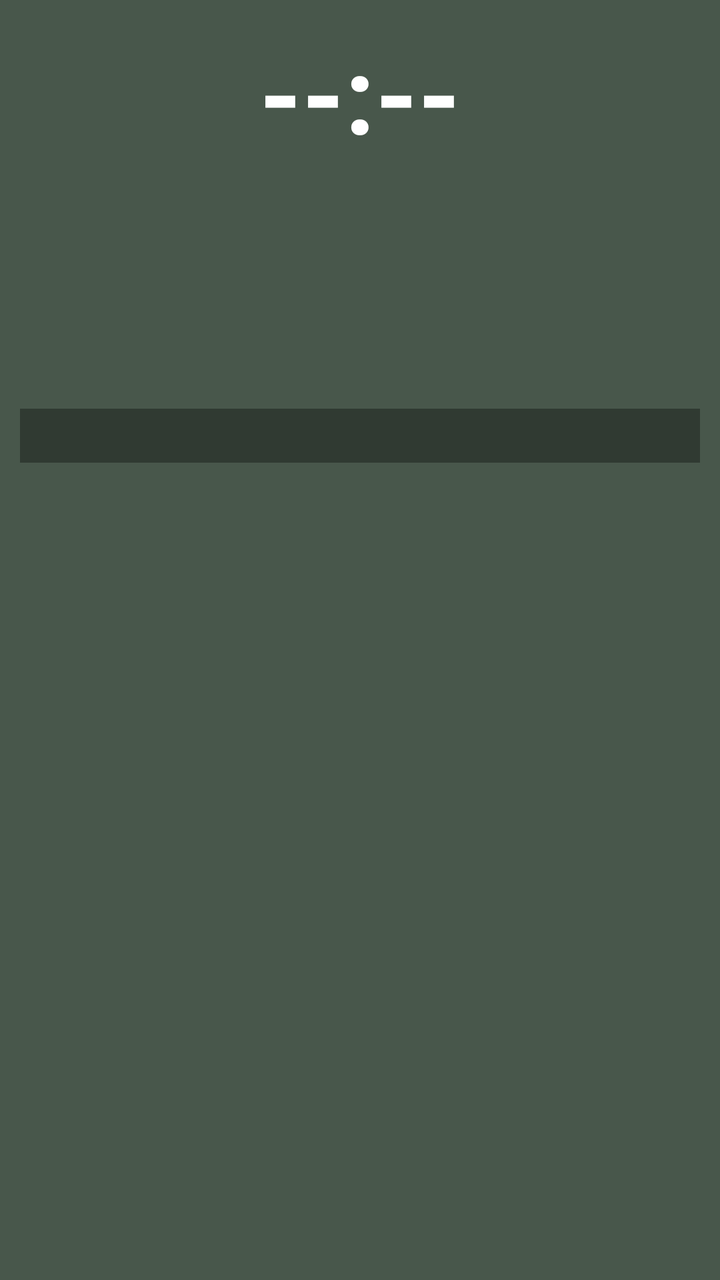
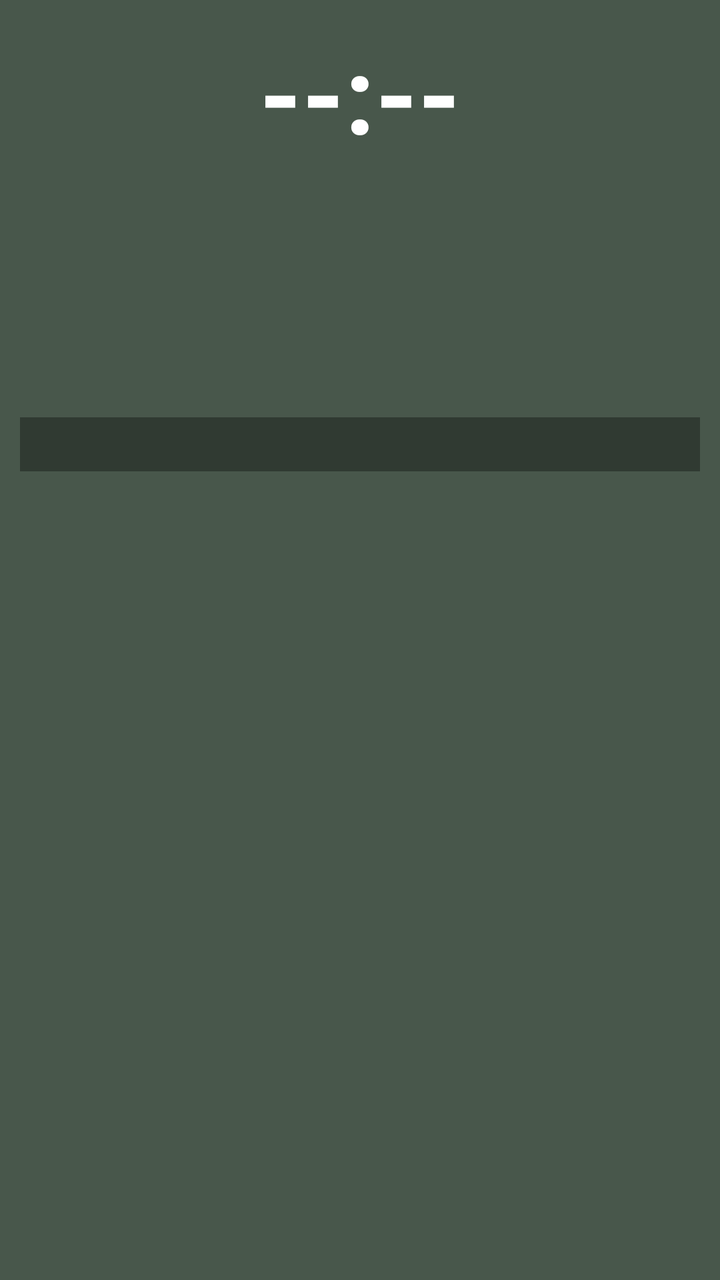

Before-and-after screenshots of an Android layout around one commit, followed by the original layout XML and the change that was made.
<!-- AndroidManifest.xml: fallback theme Theme.MaterialComponents.DayNight.NoActionBar -->
<!-- res/layout/prayer_widget_layout.xml -->
<?xml version="1.0" encoding="utf-8"?>
<LinearLayout xmlns:android="http://schemas.android.com/apk/res/android"
    android:layout_width="match_parent"
    android:layout_height="match_parent"
    android:orientation="vertical"
    android:background="@drawable/widget_background"
    android:padding="10dp">

    
    <TextView
        android:id="@+id/widget_time"
        android:layout_width="match_parent"
        android:layout_height="wrap_content"
        android:text="--:--"
        android:textColor="#FFFFFF"
        android:textSize="54sp"
        android:textStyle="bold"
        android:gravity="center" />

    
    <LinearLayout
        android:layout_width="match_parent"
        android:layout_height="wrap_content"
        android:orientation="horizontal"
        android:gravity="center_vertical">

        <TextView
            android:id="@+id/widget_day"
            android:layout_width="0dp"
            android:layout_height="wrap_content"
            android:layout_weight="1"
            android:text=""
            android:textColor="#FFFFFF"
            android:textSize="22sp"
            android:textStyle="bold" />

        <TextView
            android:id="@+id/widget_weather"
            android:layout_width="0dp"
            android:layout_height="wrap_content"
            android:layout_weight="1"
            android:text=""
            android:textColor="#80DEEA"
            android:textSize="13sp"
            android:textStyle="bold"
            android:gravity="end"
            android:singleLine="true"
            android:ellipsize="start" />

    </LinearLayout>

    
    <LinearLayout
        android:layout_width="match_parent"
        android:layout_height="wrap_content"
        android:layout_marginTop="6dp"
        android:orientation="horizontal">

        
        <LinearLayout
            android:layout_width="0dp"
            android:layout_height="wrap_content"
            android:layout_weight="1"
            android:orientation="vertical">

            <TextView
                android:id="@+id/widget_gregorian"
                android:layout_width="wrap_content"
                android:layout_height="wrap_content"
                android:text=""
                android:textColor="#E0E0E0"
                android:textSize="15sp"
                android:textStyle="bold" />

            <TextView
                android:id="@+id/widget_hijri"
                android:layout_width="wrap_content"
                android:layout_height="wrap_content"
                android:layout_marginTop="3dp"
                android:text=""
                android:textColor="#FFD54F"
                android:textSize="15sp"
                android:textStyle="bold" />

            <TextView
                android:id="@+id/widget_bangla_date"
                android:layout_width="wrap_content"
                android:layout_height="wrap_content"
                android:layout_marginTop="3dp"
                android:text=""
                android:textColor="#80DEEA"
                android:textSize="14sp"
                android:textStyle="bold" />

        </LinearLayout>

        
        <LinearLayout
            android:layout_width="0dp"
            android:layout_height="wrap_content"
            android:layout_weight="1"
            android:orientation="vertical">

            <TextView
                android:id="@+id/widget_sunrise"
                android:layout_width="wrap_content"
                android:layout_height="wrap_content"
                android:text=""
                android:textColor="#FFD54F"
                android:textSize="14sp"
                android:textStyle="bold" />

            <TextView
                android:id="@+id/widget_sunset"
                android:layout_width="wrap_content"
                android:layout_height="wrap_content"
                android:layout_marginTop="2dp"
                android:text=""
                android:textColor="#FFD54F"
                android:textSize="14sp"
                android:textStyle="bold" />

            <TextView
                android:id="@+id/widget_sehri"
                android:layout_width="wrap_content"
                android:layout_height="wrap_content"
                android:layout_marginTop="2dp"
                android:text=""
                android:textColor="#00E676"
                android:textSize="14sp"
                android:textStyle="bold" />

            <TextView
                android:id="@+id/widget_iftar"
                android:layout_width="wrap_content"
                android:layout_height="wrap_content"
                android:layout_marginTop="2dp"
                android:text=""
                android:textColor="#00E676"
                android:textSize="14sp"
                android:textStyle="bold" />

        </LinearLayout>
    </LinearLayout>

    
    <TextView
        android:id="@+id/widget_alert"
        android:layout_width="match_parent"
        android:layout_height="wrap_content"
        android:layout_marginTop="5dp"
        android:paddingTop="4dp"
        android:paddingBottom="4dp"
        android:paddingStart="6dp"
        android:paddingEnd="6dp"
        android:background="#55000000"
        android:text=""
        android:textColor="#FFD54F"
        android:textSize="14sp"
        android:textStyle="bold"
        android:gravity="center"
        android:singleLine="true"
        android:ellipsize="end" />

</LinearLayout>
<!-- resources referenced by this layout -->
<resources>
  <!-- drawable widget_background (drawable) -->
  <?xml version="1.0" encoding="utf-8"?>
  <shape xmlns:android="http://schemas.android.com/apk/res/android"
      android:shape="rectangle">
      <solid android:color="#CC1B2E1F" />
  </shape>
</resources>

<!-- the commit's change to res/layout/prayer_widget_layout.xml (unified diff, before → after) -->
@@ -31,7 +31,7 @@
             android:layout_weight="1"
             android:text=""
             android:textColor="#FFFFFF"
-            android:textSize="22sp"
+            android:textSize="25sp"
             android:textStyle="bold" />
 
         <TextView
@@ -41,7 +41,7 @@
             android:layout_weight="1"
             android:text=""
             android:textColor="#80DEEA"
-            android:textSize="13sp"
+            android:textSize="10sp"
             android:textStyle="bold"
             android:gravity="end"
             android:singleLine="true"
@@ -151,8 +151,8 @@
         android:layout_marginTop="5dp"
         android:paddingTop="4dp"
         android:paddingBottom="4dp"
-        android:paddingStart="6dp"
-        android:paddingEnd="6dp"
+        android:paddingStart="2dp"
+        android:paddingEnd="2dp"
         android:background="#55000000"
         android:text=""
         android:textColor="#FFD54F"
